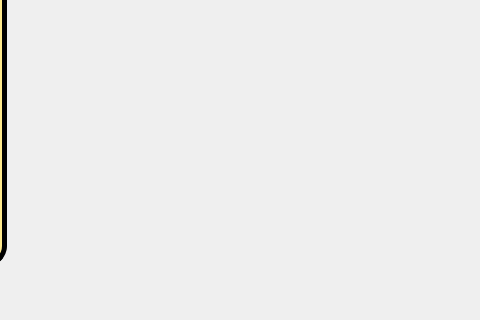
The window that src/client/fightwidget.ui (Connor1996/Pokemon) describes before a commit, drawn with Qt 5; both pictures show x 734 to 1214 and y 395 to 715 of the 1214 by 715 pixel window.
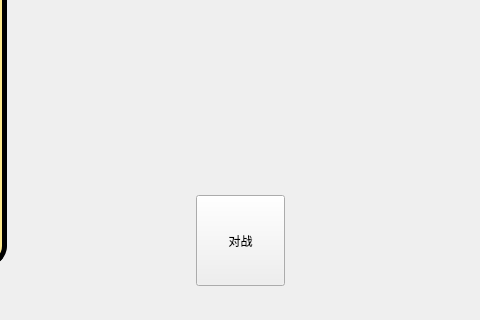
The same window after the commit. Icons and pictures are not drawn.

The edit to the form file:
```diff
--- a/src/client/fightwidget.ui
+++ b/src/client/fightwidget.ui
@@ -213,6 +213,19 @@
     </item>
    </layout>
   </widget>
+  <widget class="QPushButton" name="pushButton">
+   <property name="geometry">
+    <rect>
+     <x>930</x>
+     <y>590</y>
+     <width>89</width>
+     <height>91</height>
+    </rect>
+   </property>
+   <property name="text">
+    <string>对战</string>
+   </property>
+  </widget>
  </widget>
  <resources/>
  <connections/>
```
